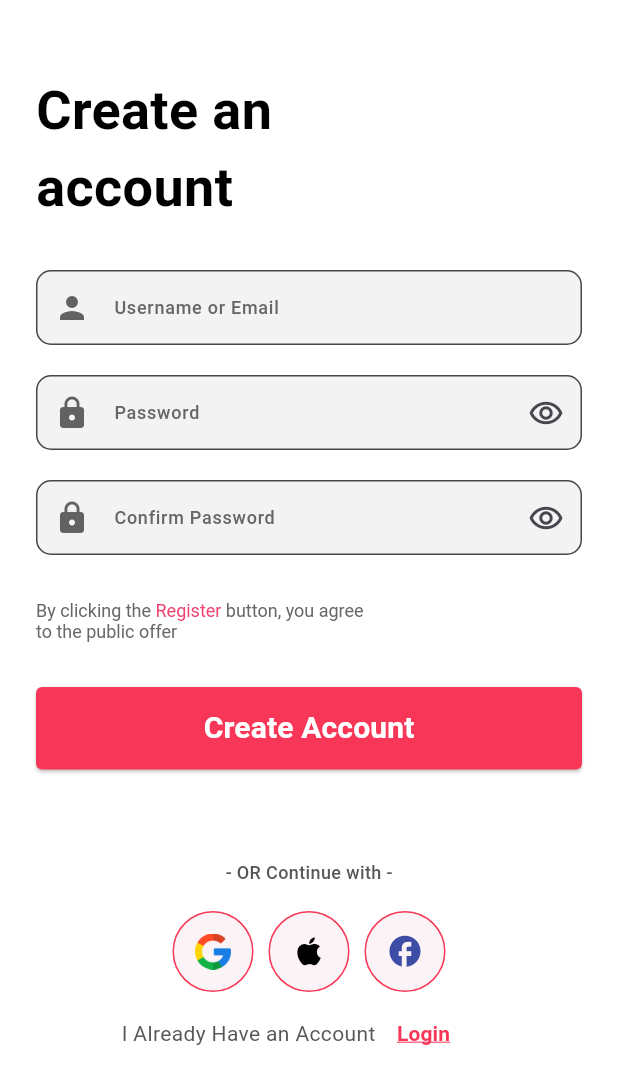
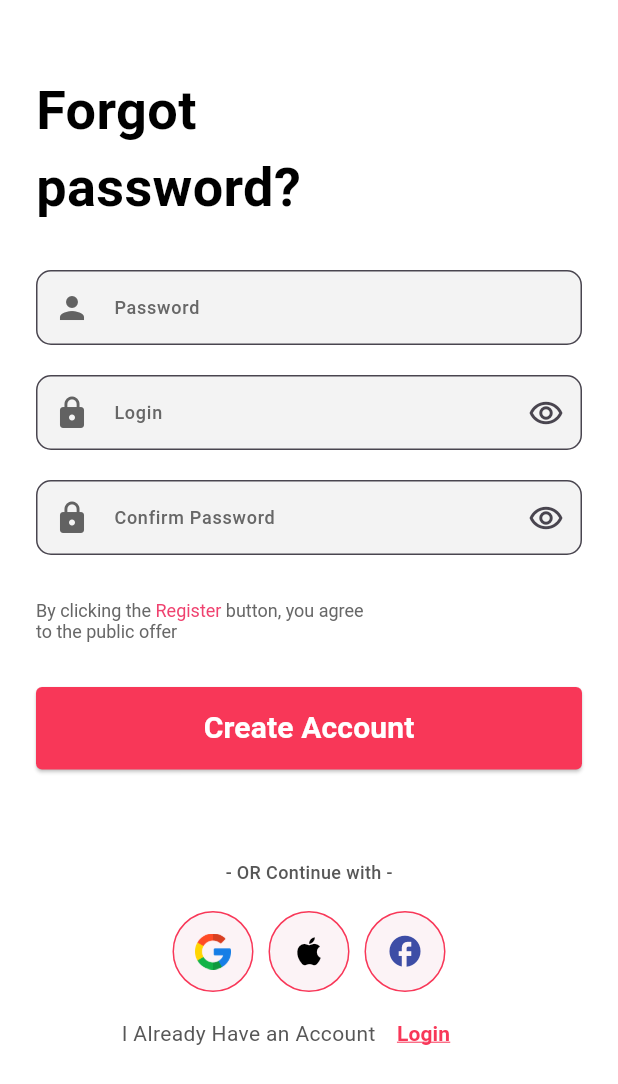
Before and after one commit to Habeba-Ahmed/Training, a Flutter app: the SignUp screen opened by its route, on a phone screen of 412 x 824 dp. Shown: the top 1084 px of the screen. Run offline on Flutter 3.47's test engine with Material 3 defaults, Android fonts, the light colour scheme and no system bars; our stand-ins replace bloc, firebase_auth, firebase_core, flutter_bloc, get, google_sign_in and 2 more; missing offline and left inert: flutter_facebook_auth; accounts and stored records are empty; network calls fail; Roboto replaces fonts that are missing (Montserrat).

Commit message:
update all text in only text file

```diff
--- a/e_commerci/lib/core/constant/routes/routes.dart
+++ b/e_commerci/lib/core/constant/routes/routes.dart
@@ -1,5 +1,5 @@
 class AppRoutes{
-  static const String splash="/splash";
+  static const String splash="/";
   static const String onBoarding="/onboarding";
   static const String signin="/signin";
   static const String signUp="/signup";
--- a/e_commerci/lib/core/constant/text.dart
+++ b/e_commerci/lib/core/constant/text.dart
@@ -1,9 +1,5 @@
-class AppText{
-  static final String logoText='Stylish';
-  static final String headerTextSignIn='Welcome \nBack!';
-  static final String headerTextSignUp='Create an \naccount';
-  static final String headerTextforgetPassword='Forgot \npassword?';
-  static final String headerTextresetPassword='Reset \npassword?';
-  static final String getStartTitle='You want \nAuthentic, here \nyou go!';
-  static final String getStartSubTitle='Find it here, buy it now!';
-}
+// class AppText{
+
+//   static final String getStartTitle='You want \nAuthentic, here \nyou go!';
+//   static final String getStartSubTitle='Find it here, buy it now!';
+// }
--- /dev/null
+++ b/e_commerci/lib/core/translate/text.dart
@@ -0,0 +1,54 @@
+class AppText {
+  @override
+  Map<String, String> get keys => {
+    // General
+    "1": "Stylish",
+    "2": "Welcome \nBack!",
+    "3": "Create an \naccount",
+    "4": "Forgot \npassword?",
+
+    // Sign In
+    "5": "Username or Email",
+    "6": "Password",
+    "7": "Login",
+    "8": "Sign Up",
+    "9": "LogIn Successful",
+    "10": "Forgot Password?",
+    "11": "Create an account",
+
+    // Sign Up
+    "12": "Confirm Password",
+    "13": "By clicking the ",
+    "14": "Register",
+    "15": " button, you agree\nto the public offer",
+    "16": "Create Account",
+    "17": "Created Account Successfully",
+    "18": "I Already Have an Account",
+    "19": "Login",
+
+    // Forget Password
+    "20": "Enter your email address",
+    "21": "We will send you a message to set or reset\nyour new password",
+    "22": "Submit",
+    "23": "Please enter a valid email",
+    "24": "Password reset email sent",
+    "25": "* ",
+
+    //get start
+    "26":'You want \nAuthentic, here \nyou go!',
+    "27":'Find it here, buy it now!',
+    "28":'Get Start',
+
+
+   // Onboarding
+    "29": "Choose Products",
+    "30": "Amet minim mollit non deserunt ullamco est \nsit aliqua dolor do amet sint. Velit officia \nconsequat duis enim velit mollit.",
+    "31": "Make Payment",
+    "32": "Get Your Order",
+    "33": "Prev",
+    "34": "Next",
+    "35": "Get Started",
+    "36": "Skip",
+
+  };
+}
--- a/e_commerci/lib/feature/auth/presentation/screens/signin.dart
+++ b/e_commerci/lib/feature/auth/presentation/screens/signin.dart
@@ -4,15 +4,14 @@ import 'package:e_commerci/core/constant/routes/routes.dart';
 import 'package:e_commerci/core/constant/text.dart';
 import 'package:e_commerci/core/widget/customelevatedbutton.dart';
 import 'package:e_commerci/feature/auth/presentation/cubit/firebase/auth_cubit.dart';
-import 'package:e_commerci/feature/auth/presentation/screens/forgetpassword.dart';
-import 'package:e_commerci/feature/auth/presentation/screens/signup.dart';
 import 'package:e_commerci/feature/auth/presentation/widget/customaddsocialsection.dart';
 import 'package:e_commerci/feature/auth/presentation/widget/customheadertext.dart';
 import 'package:e_commerci/feature/auth/presentation/widget/customtextformfield.dart';
-import 'package:e_commerci/feature/get_start/presentation/screen/getstart.dart';
 import 'package:flutter/material.dart';
 import 'package:flutter_bloc/flutter_bloc.dart';
 import 'package:get/get.dart';
+
+import '../../../../core/translate/text.dart';
 
 class SignIn extends StatefulWidget {
   const SignIn({super.key});
@@ -34,6 +33,8 @@ class _SignInState extends State<SignIn> {
 
   @override
   Widget build(BuildContext context) {
+    AppText text=AppText();
+
     return BlocProvider(
       create: (context) => AuthCubitFireBase(),
       child: Scaffold(
@@ -43,19 +44,19 @@ class _SignInState extends State<SignIn> {
           child: Column(
             crossAxisAlignment: CrossAxisAlignment.start,
             children: [
-              CustomHeaderText(headrtText: AppText.headerTextSignIn),
+              CustomHeaderText(headrtText: text.keys['2']!), // "Welcome \nBack!"
               const SizedBox(height : 30),
 
               CustomTextFormField(
                 controller: usernameController,
-                hintText: 'Username or Email',
+                hintText: text.keys['5']!, // "Username or Email"
                 prefixicon: Icons.person,
               ),
               const SizedBox(height : 20),
 
               CustomTextFormField(
                 controller: passwordController,
-                hintText: 'Password',
+                hintText: text.keys['6']!, // "Password"
                 prefixicon: Icons.lock,
                 suffixicon: const Icon(Icons.remove_red_eye_outlined),
                 obscureText: true,
@@ -68,7 +69,7 @@ class _SignInState extends State<SignIn> {
                     Get.offAndToNamed(AppRoutes.forgetPassword);
                   },
                   child: Text(
-                    'Forgot Password?',
+                    text.keys['10']!, // "Forgot Password?"
                     style: TextStyle(
                         color: AppColor.secoundColor,
                         fontWeight: FontWeight.w400,
@@ -82,7 +83,7 @@ class _SignInState extends State<SignIn> {
                 listener: (context, state) {
                   if (state is AuthSignInSuccessFireBase) {
                     ScaffoldMessenger.of(context).showSnackBar(
-                      const SnackBar(content: Text('LogIn Successful')),
+                      SnackBar(content: Text(text.keys['9']!)), // "LogIn Successful"
                     );
                     Chachehelper.setDate(key: 'step', value: '2');
                     Get.offAndToNamed(AppRoutes.getStart);
@@ -97,7 +98,7 @@ class _SignInState extends State<SignIn> {
                     return const Center(child: CircularProgressIndicator());
                   }
                   return CustomElevatedButton(
-                    buttonText: 'Login',
+                    buttonText: text.keys['7']!, // "Login"
                     onPressed: () {
                       context.read<AuthCubitFireBase>().signIn(
                           email: usernameController.text.trim(),
@@ -106,13 +107,12 @@ class _SignInState extends State<SignIn> {
                   );
                 },
               ),
-
               const SizedBox(height : 60),
 
               Center(
                 child: CustomAuthSocialSection(
-                  normalText: 'Create An Account',
-                  actionText: 'Sign Up',
+                  normalText: text.keys['11']!, // "Create an account"
+                  actionText: text.keys['8']!, // "Sign Up"
                   width : 194,
                   hight: 136,
                   onPressed: () {
--- a/e_commerci/lib/feature/auth/presentation/screens/signup.dart
+++ b/e_commerci/lib/feature/auth/presentation/screens/signup.dart
@@ -1,6 +1,6 @@
 import 'package:e_commerci/core/constant/color.dart';
 import 'package:e_commerci/core/constant/style.dart';
-import 'package:e_commerci/core/constant/text.dart';
+import 'package:e_commerci/core/translate/text.dart';
 import 'package:e_commerci/core/widget/customelevatedbutton.dart';
 import 'package:e_commerci/feature/auth/presentation/cubit/FireBase/auth_cubit.dart';
 import 'package:e_commerci/feature/auth/presentation/screens/signin.dart';
@@ -18,6 +18,7 @@ class SignUp extends StatelessWidget {
     TextEditingController usernameController = TextEditingController();
     TextEditingController passwordController = TextEditingController();
     TextEditingController confirmPasswordController = TextEditingController();
+    AppText text=AppText();
 
     return BlocProvider(
       create: (context) => AuthCubitFireBase(),
@@ -29,53 +30,58 @@ class SignUp extends StatelessWidget {
             child: Column(
               crossAxisAlignment: CrossAxisAlignment.start,
               children: [
-            CustomHeaderText(headrtText: AppText.headerTextSignUp),
+                CustomHeaderText(headrtText: text.keys['4']!), // Create Account
                 const SizedBox(height : 30),
+
                 CustomTextFormField(
                   controller: usernameController,
-              hintText: 'Username or Email',
+                  hintText: text.keys['6']!, // Username or Email
                   prefixicon: Icons.person,
                 ),
                 const SizedBox(height : 20),
+
                 CustomTextFormField(
                   controller: passwordController,
-              hintText: 'Password',
+                  hintText: text.keys['7']!, // Password
                   prefixicon: Icons.lock,
-              suffixicon: Icon(Icons.remove_red_eye_outlined),
+                  suffixicon: const Icon(Icons.remove_red_eye_outlined),
                   obscureText: true,
                 ),
                 const SizedBox(height : 20),
+
                 CustomTextFormField(
                   controller: confirmPasswordController,
-              hintText: 'Confirm Password',
+                  hintText: text.keys['12']!, // Confirm Password
                   prefixicon: Icons.lock,
-              suffixicon: Icon(Icons.remove_red_eye_outlined),
+                  suffixicon: const Icon(Icons.remove_red_eye_outlined),
                   obscureText: true,
                 ),
                 const SizedBox(height : 30),
+
                 RichText(
                   text: TextSpan(
                     style: AppTextStyle.agreementText,
                     children: [
-                  const TextSpan(text: 'By clicking the '),
+                      TextSpan(text: text.keys['13']!), // By clicking the
                       TextSpan(
-                    text: 'Register',
+                        text: text.keys['14']!, // Register
                         style: TextStyle(color: AppColor.primaryColor),
                       ),
-                  const TextSpan(text: ' button, you agree\nto the public offer'),
+                      TextSpan(text: text.keys['15']!), // , you agree to the public offer
                     ],
                   ),
                 ),
-            const SizedBox(height : 30),
+                const SizedBox(height  : 30),
+
                 BlocConsumer<AuthCubitFireBase, AuthStateFireBase>(
                   listener: (context, state) {
                     if (state is AuthSignUpSuccessFireBase) {
                       ScaffoldMessenger.of(context).showSnackBar(
-                    SnackBar(content: Text('Created Account Successfu ')),
+                        SnackBar(content: Text(text.keys['17']!)), // Created Account Successfully
                       );
                       Navigator.pushReplacement(
                         context,
-                    MaterialPageRoute(builder: (_) => SignIn()),
+                        MaterialPageRoute(builder: (_) => const SignIn()),
                       );
                     } else if (state is AuthSignUpFailedFireBase) {
                       ScaffoldMessenger.of(context).showSnackBar(
@@ -89,28 +95,30 @@ class SignUp extends StatelessWidget {
                       return const Center(child: CircularProgressIndicator());
                     }
                     return CustomElevatedButton(
-                  buttonText: 'Create Account',
+                      buttonText: text.keys['16']!, // Create Account
                       onPressed: () {
                         cubit.signUp(
                           email: usernameController.text.trim(),
                           password: passwordController.text.trim(),
-                      confirmpassword: confirmPasswordController.text
+                          confirmpassword: confirmPasswordController.text,
                         );
                       },
                     );
                   },
                 ),
+
                 const SizedBox(height : 60),
+
                 Center(
                   child: CustomAuthSocialSection(
                     width : 250,
                     hight: 140,
-            normalText: 'I Already Have an Account',
-            actionText: 'Login',
+                    normalText: text.keys['18']!, // I Already Have an Account
+                    actionText: text.keys['19']!, // Login
                     onPressed: () {
                       Navigator.pushReplacement(
                         context,
-                MaterialPageRoute(builder: (_) => SignIn()),
+                        MaterialPageRoute(builder: (_) => const SignIn()),
                       );
                     },
                   ),
@@ -119,9 +127,7 @@ class SignUp extends StatelessWidget {
             ),
           ),
         ),
-
-
-    )
+      ),
     );
   }
 }
--- a/e_commerci/lib/feature/onboarding/presentation/widget/customtopbar.dart
+++ b/e_commerci/lib/feature/onboarding/presentation/widget/customtopbar.dart
@@ -1,6 +1,7 @@
 import 'package:e_commerci/core/cache/chachehelper.dart';
 import 'package:e_commerci/core/constant/routes/routes.dart';
 import 'package:e_commerci/core/constant/style.dart';
+import 'package:e_commerci/core/translate/text.dart';
 import 'package:e_commerci/feature/onboarding/data/dataresource/static/onboarding_data.dart';
 import 'package:flutter/material.dart';
 import 'package:get/get.dart';
@@ -26,7 +27,7 @@ class CustomTopBar extends StatelessWidget {
             Chachehelper.setDate(key: 'step', value: '1');
             Get.offAllNamed(AppRoutes.signin);
           },
-          child: Text('Skip', style: AppTextStyle.skipStyle),
+          child: Text(AppText().keys['36']!, style: AppTextStyle.skipStyle),
         ),
       ],
     );
--- a/e_commerci/lib/feature/splash_screen/splash.dart
+++ b/e_commerci/lib/feature/splash_screen/splash.dart
@@ -25,7 +25,6 @@ class _SplashScreenState extends State<SplashScreen> {
 
     Future.delayed(const Duration(seconds: 2), () {
       final redirectRoute = ReDirectRoute.redirect(null).name;
-      print("🔁 Redirecting to: $redirectRoute");
       if (redirectRoute != null) {
         Get.offAllNamed(redirectRoute);
       } else {
@@ -53,7 +52,7 @@ class _SplashScreenState extends State<SplashScreen> {
               const SizedBox(width : 10),
 
               Text(
-                AppText.logoText,
+                '1'.tr,
                 style: AppTextStyle.logoStyle
               ),
             ],
--- a/e_commerci/lib/myapp.dart
+++ b/e_commerci/lib/myapp.dart
@@ -1,8 +1,7 @@
 import 'package:e_commerci/core/connection/apptheme.dart';
-import 'package:e_commerci/feature/auth/presentation/cubit/firebase/auth_cubit.dart';
+import 'package:e_commerci/core/translate/text.dart';
 import 'package:e_commerci/routes.dart';
 import 'package:flutter/material.dart';
-import 'package:flutter_bloc/flutter_bloc.dart';
 import 'package:get/get_navigation/src/root/get_material_app.dart';
 
 class MyApp extends StatelessWidget {
--- a/e_commerci/lib/routes.dart
+++ b/e_commerci/lib/routes.dart
@@ -15,7 +15,7 @@ var routes = [
   GetPage(name: AppRoutes.onBoarding, page: () => const OnBoarding()),
   GetPage(name: AppRoutes.signin, page: () => const SignIn()),
   GetPage(name: AppRoutes.signUp, page: () => const SignUp()),
-  GetPage(name: AppRoutes.forgetPassword, page: () => const ForgetPassword()),
+  GetPage(name: AppRoutes.forgetPassword, page: () => ForgetPassword()),
   GetPage(name: AppRoutes.getStart, page: () => const GetStartPage()),
   GetPage(name: AppRoutes.homepage, page: () => const HomePage()),
 
```
Also changed, not shown: e_commerci/lib/feature/auth/presentation/screens/forgetpassword.dart (+26 -36 lines), e_commerci/lib/feature/get_start/presentation/widget/custombodygetstart.dart (+6 -4 lines), e_commerci/lib/feature/onboarding/data/dataresource/static/onboarding_data.dart (+11 -12 lines), e_commerci/lib/feature/onboarding/presentation/widget/custombottombar.dart (+9 -6 lines), e_commerci/lib/main.dart (line endings or trailing spaces), 6 other files. Lines whose indentation alone changed are shown as unchanged.
